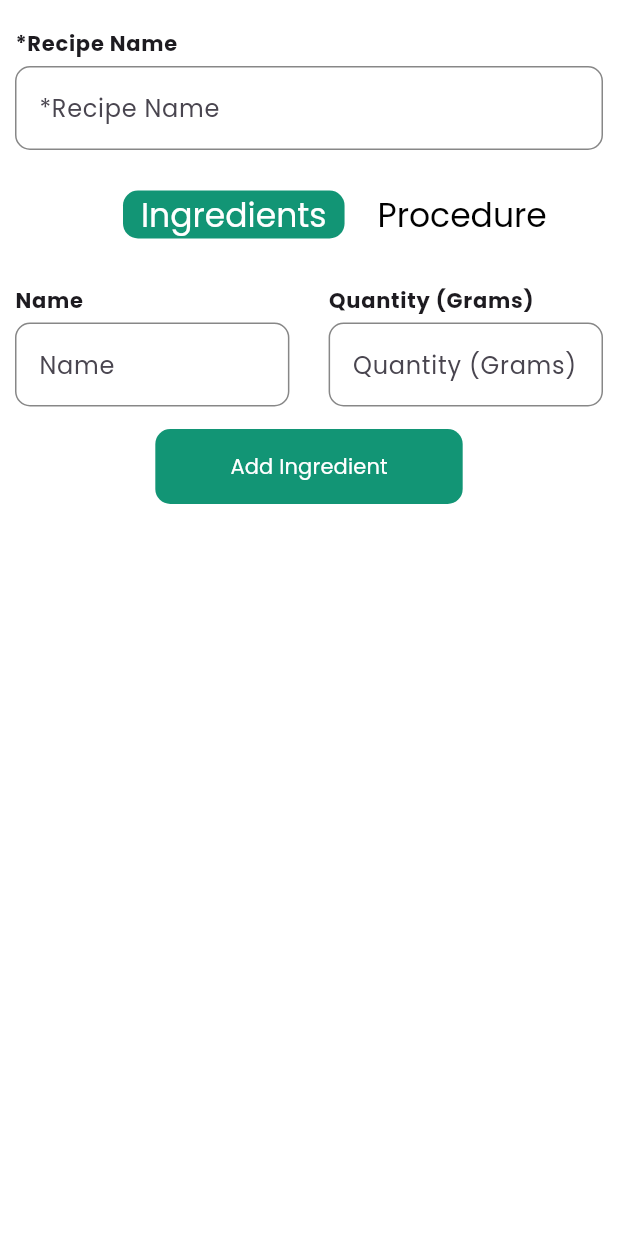
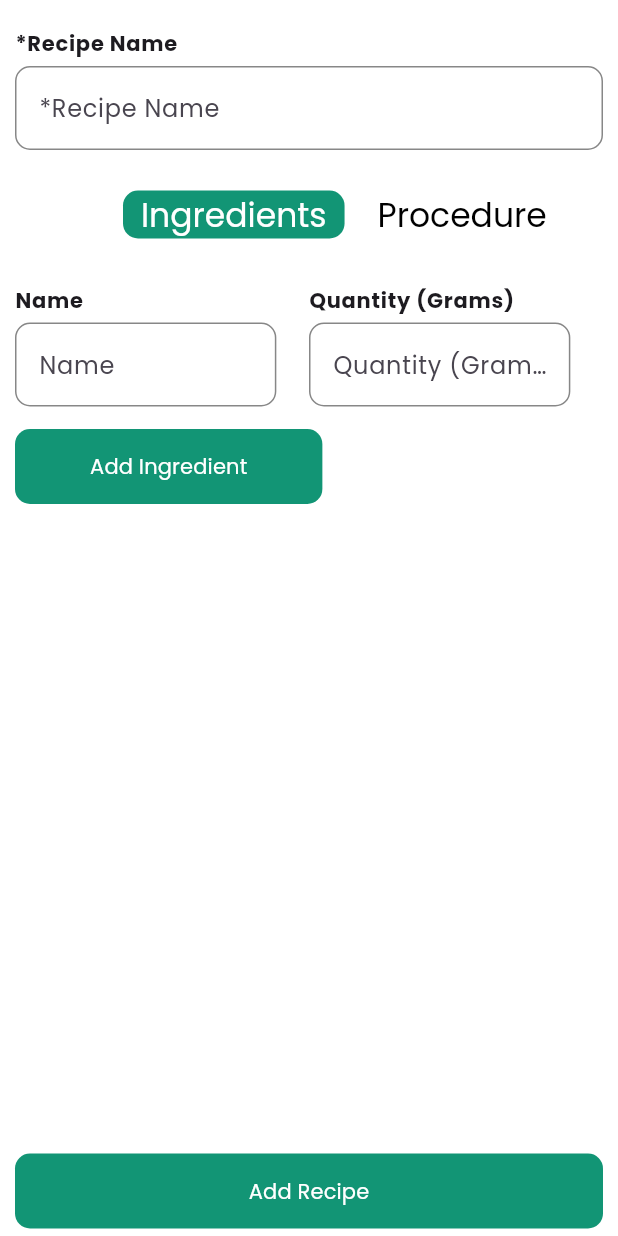
Before and after one commit to abdulrehman202/recipe_app, a Flutter app: the AddRecipeScreen screen opened directly, after a tap on "Add Ingredient", on a phone screen of 412 x 824 dp. Run offline on Flutter 3.47's test engine with Material 3 defaults, Android fonts, the phone set to English and light mode, and no system bars; drawn by our look-alikes of chips_choice; our stand-ins replace cloud_firestore, firebase_auth, firebase_core, readmore; missing offline and left inert: dart_either; accounts and stored records are empty.

Commit message:
Add recipe validations added

```diff
--- a/lib/Model/Recipe.dart
+++ b/lib/Model/Recipe.dart
@@ -1,5 +1,6 @@
 import 'package:json_annotation/json_annotation.dart';
 import 'package:recipe_app/Model/Ingredient.dart';
+import 'package:recipe_app/Model/Procedure.dart';
 
 part 'Recipe.g.dart';
 
@@ -9,7 +10,7 @@ class Recipe {
   String id;
   String name;
   List<Ingredient> ingredients;
-  List<String> procedure;
+  List<Procedure> procedure;
   String chefId;
 
   Recipe(
--- a/lib/Provider/add_recipe_provider.dart
+++ b/lib/Provider/add_recipe_provider.dart
@@ -1,6 +1,7 @@
 import 'package:flutter/material.dart';
 import 'package:recipe_app/Model/Ingredient.dart';
 import 'package:recipe_app/Model/Procedure.dart';
+import 'package:recipe_app/Model/Recipe.dart';
 
 class AddRecipeProvider extends ChangeNotifier
 {
@@ -26,4 +27,9 @@ class AddRecipeProvider extends ChangeNotifier
     procedureList.add(procedure);
     notifyListeners();
   }
+
+  addRecipe(Recipe recipe)
+  {
+    print('');
+  }
 }
--- a/lib/View/add_recipe_screen.dart
+++ b/lib/View/add_recipe_screen.dart
@@ -5,6 +5,7 @@ import 'package:flutter/material.dart';
 import 'package:recipe_app/Constants.dart';
 import 'package:recipe_app/Model/Ingredient.dart';
 import 'package:recipe_app/Model/Procedure.dart';
+import 'package:recipe_app/Model/Recipe.dart';
 import 'package:recipe_app/View/Custom%20Widgets/IngredientCard.dart';
 import 'package:recipe_app/View/Custom%20Widgets/ProcedureCard.dart';
 import 'package:recipe_app/Provider/add_recipe_provider.dart';
@@ -20,10 +21,30 @@ class AddRecipeScreen extends StatelessWidget {
 
   @override
   Widget build(BuildContext context) {
-    return Scaffold(
+    return Consumer<AddRecipeProvider>(builder: (context, recipe,_) =>Scaffold(
+      bottomNavigationBar: Container(
+        margin: const EdgeInsets.symmetric(horizontal: 10.0,vertical: 5.0),
+        child: FilledButton(onPressed: ()
+        {
+          if(textEditingController.text.isEmpty)
+          {
+            ScaffoldMessenger.of(context).showSnackBar(const SnackBar(content: Text('Recipe name required')));
+          }
+          else if(recipe.ingredientsList.length<3){
+            ScaffoldMessenger.of(context).showSnackBar(const SnackBar(content: Text('Please add atleast 3 ingredients')));
+          }
+          else if(recipe.procedureList.length<3){
+            ScaffoldMessenger.of(context).showSnackBar(const SnackBar(content: Text('Please add atleast 3 procedures')));
+          }
+          else{
+            Recipe recipeObj = Recipe('0', textEditingController.text, recipe.ingredientsList, recipe.procedureList, '');
+            recipe.addRecipe(recipeObj);
+          }
+
+        }, child: const Text('Add Recipe'))),
       backgroundColor: Colors.white,
-      body: Consumer<AddRecipeProvider>(builder: (context, recipe,_) => _body(context, recipe)),
-    );
+      body: _body(context, recipe),
+    ));
   }
 
   Widget addWidget(AddRecipeProvider provider)
@@ -38,28 +59,33 @@ class AddRecipeScreen extends StatelessWidget {
         borderRadius: BorderRadius.circular(10.0)
       ),
       child: Column(
+        crossAxisAlignment: CrossAxisAlignment.start,
         children: [
           Row(
             mainAxisAlignment: MainAxisAlignment.spaceBetween,
+            crossAxisAlignment: CrossAxisAlignment.end,
             children: [
               Expanded(
-                flex: 7,
+                flex: 8,
                 child: CustomTextField(lbl: 'Name',controller: ingNameCtrlr,)),
               const Expanded(
                 flex: 1,
                 child: SizedBox()),
               Expanded(
-                flex: 7,
+                flex: 8,
                 child: CustomTextField(lbl: 'Quantity (Grams)', controller: ingQtyCtrlr,textInputType: TextInputType.number,)),
+                const Expanded(
+                flex: 1,
+                child: SizedBox()),
             ],
           ),
           FilledButton(onPressed: ()
-          {
-            Ingredient ingredient = Ingredient('0', ingNameCtrlr.text, int.parse(ingQtyCtrlr.text));
-            provider.addIngredient(ingredient);
-            ingNameCtrlr.clear();
-            ingQtyCtrlr.clear();
-          }, child: const Text('Add Ingredient'))
+                    {
+                      Ingredient ingredient = Ingredient((provider.ingredientsList.length+1).toString(), ingNameCtrlr.text, int.parse(ingQtyCtrlr.text));
+                      provider.addIngredient(ingredient);
+                      ingNameCtrlr.clear();
+                      ingQtyCtrlr.clear();
+                    }, child: const Text('Add Ingredient')),
         ],
       ),
     );
@@ -94,7 +120,7 @@ class AddRecipeScreen extends StatelessWidget {
               flex: 1,
               child: FilledButton(
                 onPressed: (){
-                  Procedure p = Procedure('id', provider.procedureList.length+1, procedureCtrlr.text);
+                  Procedure p = Procedure((provider.procedureList.length+1).toString(), provider.procedureList.length+1, procedureCtrlr.text);
                   provider.addProcedure(p);
                   procedureCtrlr.clear();
                 },
```
Also changed, not shown: lib/Model/Recipe.g.dart.
